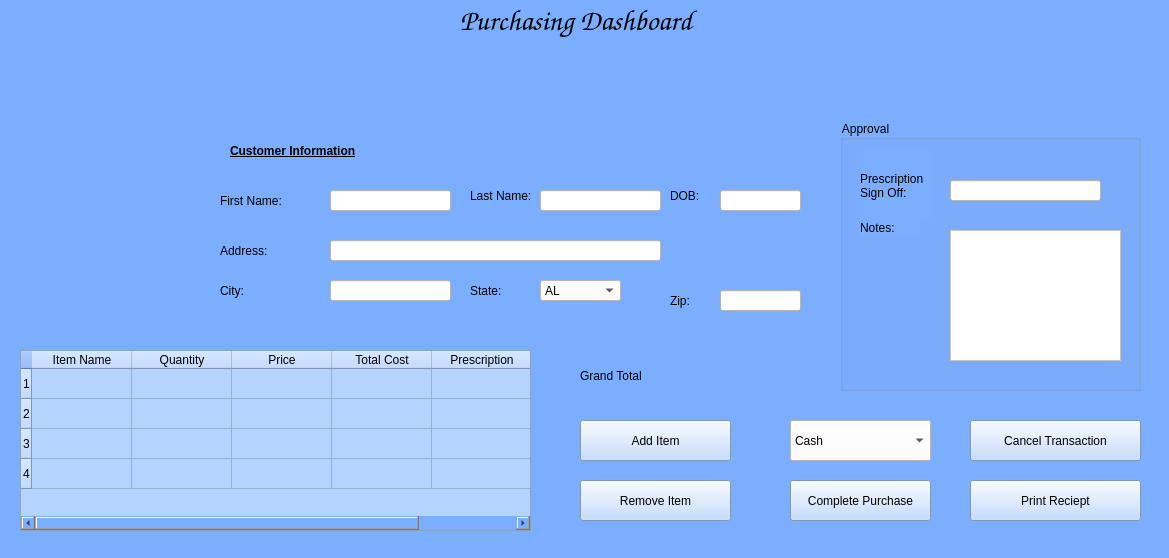
This is UI/Purchase.ui in BennettPJ/SFWE403-Sem-Proj as Qt 5 draws it before an edit. The edited form follows.
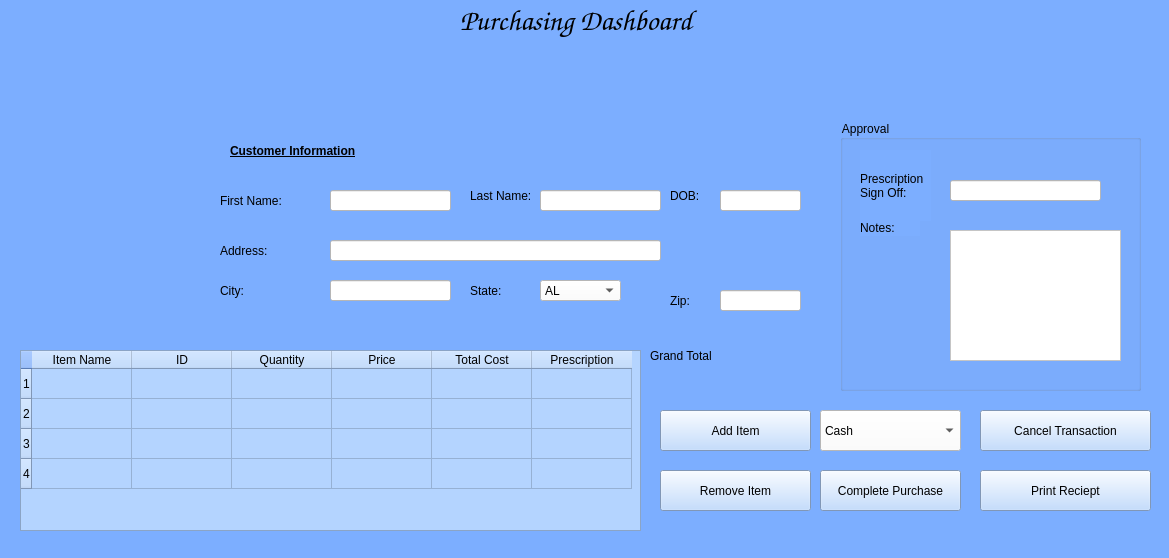
This is the edited form. Icons and pictures are not drawn.

Diff of the .ui file:
```diff
--- a/UI/Purchase.ui
+++ b/UI/Purchase.ui
@@ -68,8 +68,8 @@
    <widget class="QPushButton" name="PrintReciept">
     <property name="geometry">
      <rect>
-      <x>970</x>
-      <y>480</y>
+      <x>980</x>
+      <y>470</y>
       <width>171</width>
       <height>41</height>
      </rect>
@@ -100,8 +100,8 @@
    <widget class="QPushButton" name="cancelButton">
     <property name="geometry">
      <rect>
-      <x>970</x>
-      <y>420</y>
+      <x>980</x>
+      <y>410</y>
       <width>171</width>
       <height>41</height>
      </rect>
@@ -300,7 +300,7 @@
      <rect>
       <x>20</x>
       <y>350</y>
-      <width>511</width>
+      <width>621</width>
       <height>181</height>
      </rect>
     </property>
@@ -348,6 +348,11 @@
       </color>
      </property>
     </column>
+    <column>
+     <property name="text">
+      <string>ID</string>
+     </property>
+    </column>
     <column>
      <property name="text">
       <string>Quantity</string>
@@ -372,8 +377,8 @@
    <widget class="QPushButton" name="removeItemButton">
     <property name="geometry">
      <rect>
-      <x>580</x>
-      <y>480</y>
+      <x>660</x>
+      <y>470</y>
       <width>151</width>
       <height>41</height>
      </rect>
@@ -388,8 +393,8 @@
    <widget class="QPushButton" name="addItemButton">
     <property name="geometry">
      <rect>
-      <x>580</x>
-      <y>420</y>
+      <x>660</x>
+      <y>410</y>
       <width>151</width>
       <height>41</height>
      </rect>
@@ -404,8 +409,8 @@
    <widget class="QComboBox" name="PaymentMethod">
     <property name="geometry">
      <rect>
-      <x>790</x>
-      <y>420</y>
+      <x>820</x>
+      <y>410</y>
       <width>141</width>
       <height>41</height>
      </rect>
@@ -432,8 +437,8 @@
    <widget class="QPushButton" name="Complete">
     <property name="geometry">
      <rect>
-      <x>790</x>
-      <y>480</y>
+      <x>820</x>
+      <y>470</y>
       <width>141</width>
       <height>41</height>
      </rect>
@@ -615,8 +620,8 @@
    <widget class="QLabel" name="grandTotalLabel">
     <property name="geometry">
      <rect>
-      <x>580</x>
-      <y>350</y>
+      <x>650</x>
+      <y>330</y>
       <width>161</width>
       <height>51</height>
      </rect>
```
Left out of the diff: 2 changed lines with no effect on the pictures.
